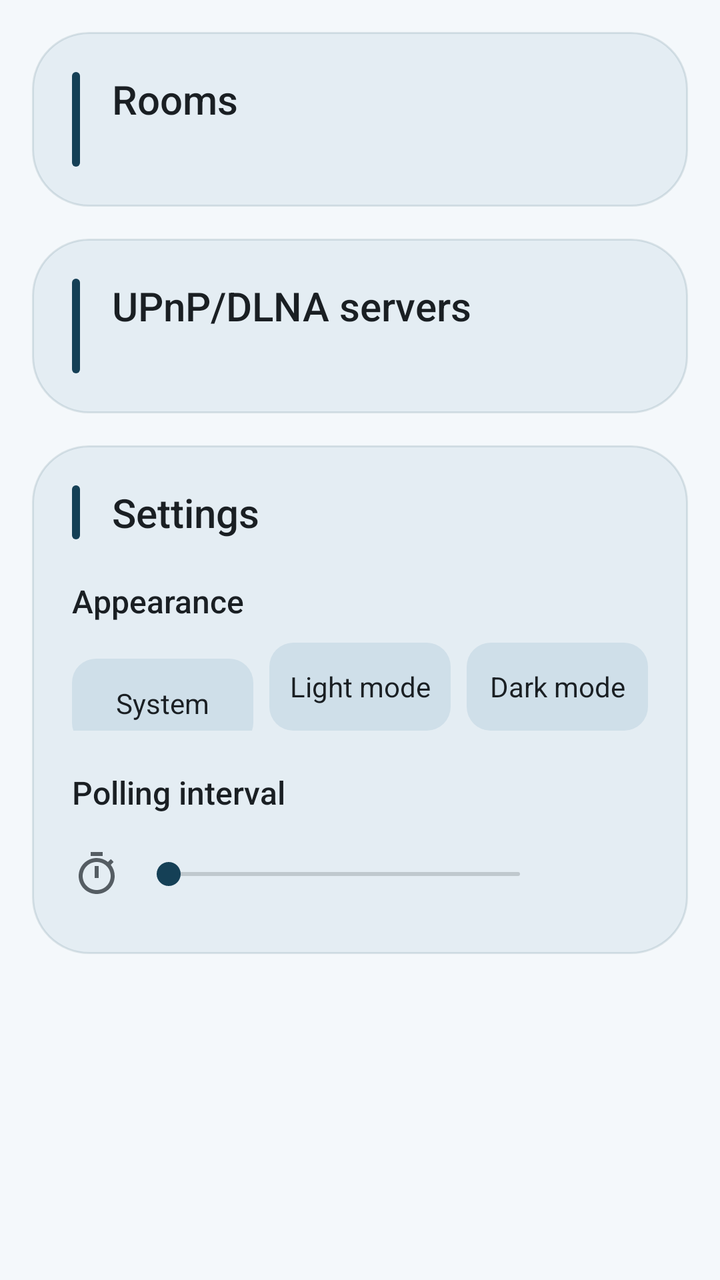
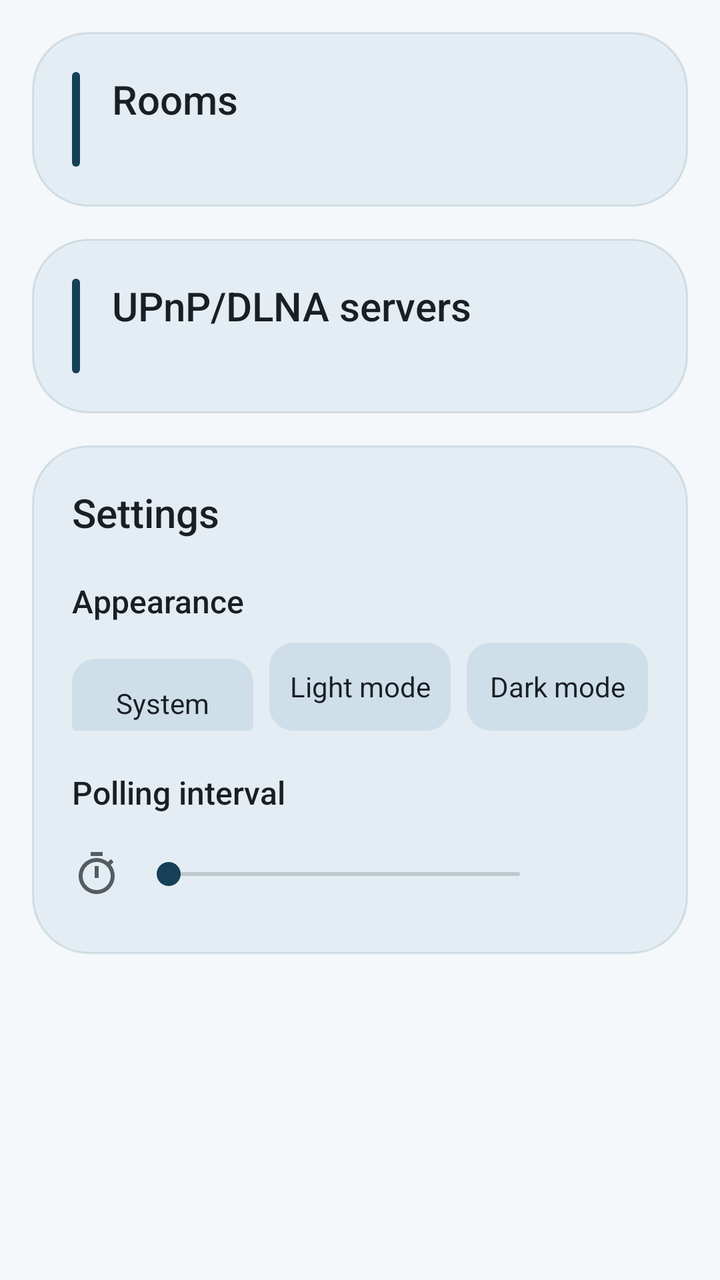

Two renders of the same Android screen: before a commit and after it. Below are the layout's source before the change and the commit's diff.
<!-- AndroidManifest.xml: application theme Theme.UpnpCast -->
<!-- res/layout/activity_main.xml -->
<?xml version="1.0" encoding="utf-8"?>
<LinearLayout xmlns:android="http://schemas.android.com/apk/res/android"
    android:layout_width="match_parent"
    android:layout_height="match_parent"
    android:fitsSystemWindows="true"
    android:orientation="vertical">

    <ScrollView
        android:layout_width="match_parent"
        android:layout_height="0dp"
        android:layout_weight="1"
        android:fillViewport="true">

    <LinearLayout
        android:layout_width="match_parent"
        android:layout_height="wrap_content"
        android:orientation="vertical"
        android:padding="16dp">

        
        <LinearLayout style="@style/Card">

            <LinearLayout
                android:layout_width="match_parent"
                android:layout_height="wrap_content"
                android:orientation="horizontal">

                <View
                    android:layout_width="4dp"
                    android:layout_height="match_parent"
                    android:background="@drawable/bar" />

                <LinearLayout
                    android:layout_width="match_parent"
                    android:layout_height="wrap_content"
                    android:layout_marginStart="16dp"
                    android:orientation="vertical">

                    <TextView
                        style="@style/Title"
                        android:text="@string/rooms" />

                    <TextView
                        android:id="@+id/rooms_summary"
                        style="@style/Summary" />
                </LinearLayout>
            </LinearLayout>

            
            <LinearLayout
                android:id="@+id/rooms"
                android:layout_width="match_parent"
                android:layout_height="wrap_content"
                android:layout_marginTop="8dp"
                android:orientation="vertical"
                android:visibility="gone" />

            <TextView
                android:id="@+id/allow"
                style="@style/Button"
                android:layout_marginTop="20dp"
                android:text="@string/allow_lan"
                android:visibility="gone" />
        </LinearLayout>

        
        <LinearLayout
            style="@style/Card"
            android:layout_marginTop="16dp">

            <LinearLayout
                android:layout_width="match_parent"
                android:layout_height="wrap_content"
                android:orientation="horizontal">

                <View
                    android:layout_width="4dp"
                    android:layout_height="match_parent"
                    android:background="@drawable/bar" />

                <LinearLayout
                    android:layout_width="match_parent"
                    android:layout_height="wrap_content"
                    android:layout_marginStart="16dp"
                    android:orientation="vertical">

                    <TextView
                        style="@style/Title"
                        android:text="@string/servers" />

                    <TextView
                        android:id="@+id/servers_summary"
                        style="@style/Summary" />
                </LinearLayout>
            </LinearLayout>

            <LinearLayout
                android:id="@+id/servers"
                android:layout_width="match_parent"
                android:layout_height="wrap_content"
                android:layout_marginTop="8dp"
                android:orientation="vertical"
                android:visibility="gone" />
        </LinearLayout>

        
        <LinearLayout
            style="@style/Card"
            android:layout_marginTop="16dp">

            <LinearLayout
                android:layout_width="match_parent"
                android:layout_height="wrap_content"
                android:orientation="horizontal">

                <View
                    android:layout_width="4dp"
                    android:layout_height="match_parent"
                    android:background="@drawable/bar" />

                <TextView
                    style="@style/Title"
                    android:layout_marginStart="16dp"
                    android:text="@string/settings" />
            </LinearLayout>

            <TextView
                style="@style/Label"
                android:layout_marginTop="20dp"
                android:text="@string/appearance" />

            <LinearLayout
                android:layout_width="match_parent"
                android:layout_height="wrap_content"
                android:layout_marginTop="10dp"
                android:orientation="horizontal">

                <TextView
                    android:id="@+id/appearance_system"
                    style="@style/Segment"
                    android:text="@string/system_default" />

                <TextView
                    android:id="@+id/appearance_light"
                    style="@style/Segment"
                    android:layout_marginHorizontal="8dp"
                    android:text="@string/light_mode" />

                <TextView
                    android:id="@+id/appearance_dark"
                    style="@style/Segment"
                    android:text="@string/dark_mode" />
            </LinearLayout>

            <TextView
                style="@style/Label"
                android:layout_marginTop="20dp"
                android:text="@string/polling" />

            
            <LinearLayout
                android:layout_width="match_parent"
                android:layout_height="wrap_content"
                android:layout_marginHorizontal="-4dp"
                android:layout_marginTop="10dp"
                android:gravity="center_vertical"
                android:orientation="horizontal">

                <ImageView
                    android:layout_width="40dp"
                    android:layout_height="40dp"
                    android:layout_marginStart="-8dp"
                    android:importantForAccessibility="no"
                    android:padding="8dp"
                    android:src="@drawable/ic_timer" />

                
                <SeekBar
                    android:id="@+id/poll"
                    android:layout_width="0dp"
                    android:layout_height="wrap_content"
                    android:layout_weight="1"
                    android:contentDescription="@string/polling"
                    android:max="9"
                    android:progressBackgroundTint="@color/text2"
                    android:progressTint="@color/accent"
                    android:thumbTint="@color/accent" />

                <TextView
                    android:id="@+id/poll_value"
                    android:layout_width="48dp"
                    android:layout_height="wrap_content"
                    android:gravity="center"
                    android:textColor="@color/text2"
                    android:textSize="15sp" />
            </LinearLayout>
        </LinearLayout>

        
        <View
            android:layout_width="match_parent"
            android:layout_height="0dp"
            android:layout_weight="1" />

        <TextView
            android:id="@+id/copyright"
            android:layout_width="match_parent"
            android:layout_height="wrap_content"
            android:layout_marginTop="16dp"
            android:gravity="center_horizontal"
            android:textColor="@color/text2"
            android:textSize="15sp" />
    </LinearLayout>
    </ScrollView>

    <include layout="@layout/player" />
</LinearLayout>
<!-- res/layout/player.xml (included above) -->
<?xml version="1.0" encoding="utf-8"?>
<LinearLayout xmlns:android="http://schemas.android.com/apk/res/android"
    android:id="@+id/player"
    style="@style/Card"
    android:layout_marginHorizontal="16dp"
    android:layout_marginBottom="16dp"
    android:paddingHorizontal="16dp"
    android:paddingVertical="14dp"
    android:visibility="gone">

    <LinearLayout
        android:layout_width="match_parent"
        android:layout_height="wrap_content"
        android:gravity="center_vertical"
        android:orientation="horizontal">

        <ImageView
            android:id="@+id/player_art"
            android:layout_width="48dp"
            android:layout_height="48dp"
            android:background="@drawable/tile"
            android:clipToOutline="true"
            android:importantForAccessibility="no"
            android:scaleType="centerCrop" />

        <LinearLayout
            android:layout_width="0dp"
            android:layout_height="wrap_content"
            android:layout_marginHorizontal="16dp"
            android:layout_weight="1"
            android:orientation="vertical">

            <TextView
                android:id="@+id/player_title"
                android:layout_width="match_parent"
                android:layout_height="wrap_content"
                android:ellipsize="end"
                android:fontFamily="sans-serif-medium"
                android:maxLines="1"
                android:textColor="@color/text"
                android:textSize="17sp" />

            <TextView
                android:id="@+id/player_meta"
                android:layout_width="match_parent"
                android:layout_height="wrap_content"
                android:ellipsize="end"
                android:maxLines="1"
                android:textColor="@color/text2"
                android:textSize="14sp" />
        </LinearLayout>

        <ImageView
            android:id="@+id/player_toggle"
            android:layout_width="48dp"
            android:layout_height="48dp"
            android:background="@drawable/circle"
            android:clickable="true"
            android:contentDescription="@string/play"
            android:focusable="true"
            android:padding="12dp"
            android:src="@drawable/ic_play" />
    </LinearLayout>

    <LinearLayout
        android:layout_width="match_parent"
        android:layout_height="wrap_content"
        android:layout_marginTop="10dp"
        android:gravity="center_vertical"
        android:orientation="horizontal">

        <ImageView
            android:id="@+id/player_mute"
            android:layout_width="40dp"
            android:layout_height="40dp"
            android:layout_marginStart="-8dp"
            android:background="?android:attr/selectableItemBackgroundBorderless"
            android:contentDescription="@string/mute"
            android:padding="8dp"
            android:src="@drawable/ic_volume" />

        <SeekBar
            android:id="@+id/player_volume"
            android:layout_width="0dp"
            android:layout_height="wrap_content"
            android:layout_weight="1"
            android:contentDescription="@string/volume"
            android:max="100"
            android:progressBackgroundTint="@color/text2"
            android:progressTint="@color/accent"
            android:thumbTint="@color/accent" />

        
        <TextView
            android:id="@+id/player_level"
            android:layout_width="48dp"
            android:layout_height="wrap_content"
            android:gravity="center"
            android:textColor="@color/text2"
            android:textSize="15sp" />
    </LinearLayout>
</LinearLayout>
<!-- resources referenced by this layout -->
<resources>
  <color name="accent">#FF154056</color>
  <color name="text">#FF1A1F23</color>
  <color name="text2">#FF555D63</color>
  <!-- drawable bar (drawable) -->
  <shape xmlns:android="http://schemas.android.com/apk/res/android"
      android:shape="rectangle">
      <solid android:color="@color/accent" />
      <corners android:radius="2dp" />
  </shape>
  <!-- drawable circle (drawable) -->
  <ripple xmlns:android="http://schemas.android.com/apk/res/android"
      android:color="@color/ripple">
      <item>
          <shape android:shape="oval">
              <solid android:color="@color/accent" />
          </shape>
      </item>
  </ripple>
  <!-- drawable tile (drawable) -->
  <shape xmlns:android="http://schemas.android.com/apk/res/android"
      android:shape="rectangle">
      <solid android:color="@color/divider" />
      <corners android:radius="8dp" />
  </shape>
  <string name="allow_lan">Allow local network access</string>
  <string name="appearance">Appearance</string>
  <string name="dark_mode">Dark mode</string>
  <string name="light_mode">Light mode</string>
  <string name="mute">Mute</string>
  <string name="play">Play</string>
  <string name="polling">Polling interval</string>
  <string name="rooms">Rooms</string>
  <string name="servers">UPnP/DLNA servers</string>
  <string name="settings">Settings</string>
  <string name="system_default">System default</string>
  <string name="volume">Volume</string>
  <style name="Card">
          <item name="android:layout_width">match_parent</item>
          <item name="android:layout_height">wrap_content</item>
          <item name="android:background">@drawable/card</item>
          <item name="android:orientation">vertical</item>
          <item name="android:padding">20dp</item>
      </style>
  <style name="Summary">
          <item name="android:layout_width">wrap_content</item>
          <item name="android:layout_height">wrap_content</item>
          <item name="android:textColor">@color/text2</item>
          <item name="android:textSize">15sp</item>
      </style>
  <style name="Theme.UpnpCast" parent="@android:style/Theme.DeviceDefault.DayNight">
          <item name="android:windowActionBar">false</item>
          <item name="android:windowNoTitle">true</item>
          <item name="android:windowBackground">@color/bg</item>
          <item name="android:colorBackground">@color/bg</item>
          <item name="android:colorAccent">@color/accent</item>
          <item name="android:textColorPrimary">@color/text</item>
          <item name="android:textColorSecondary">@color/text2</item>
          <item name="android:windowLightStatusBar">@bool/light_bars</item>
          <item name="android:windowLightNavigationBar">@bool/light_bars</item>
      </style>
  <color name="ripple">#33FFFFFF</color>
  <color name="on_accent">#FFFFFFFF</color>
  <color name="divider">#1F154056</color>
  <!-- drawable button (drawable) -->
  <ripple xmlns:android="http://schemas.android.com/apk/res/android"
      android:color="@color/ripple">
      <item>
          <shape android:shape="rectangle">
              <solid android:color="@color/accent" />
              <corners android:radius="16dp" />
          </shape>
      </item>
  </ripple>
  <!-- drawable card (drawable) -->
  <shape xmlns:android="http://schemas.android.com/apk/res/android"
      android:shape="rectangle">
      <solid android:color="@color/card" />
      <stroke
          android:width="1dp"
          android:color="@color/divider" />
      <corners android:radius="28dp" />
  </shape>
  <!-- drawable segment (drawable) -->
  <shape xmlns:android="http://schemas.android.com/apk/res/android"
      android:shape="rectangle">
      <solid android:color="@color/panel" />
      <corners android:radius="12dp" />
  </shape>
  <color name="bg">#FFF4F8FB</color>
  <color name="card">#FFE4EDF3</color>
  <color name="panel">#FFCFDFE9</color>
  <!-- unchanged entries left out for length: 7 -->
</resources>

<!-- the commit's change to res/layout/activity_main.xml (unified diff, before → after) -->
@@ -108,21 +108,10 @@
             style="@style/Card"
             android:layout_marginTop="16dp">
 
-            <LinearLayout
-                android:layout_width="match_parent"
-                android:layout_height="wrap_content"
-                android:orientation="horizontal">
-
-                <View
-                    android:layout_width="4dp"
-                    android:layout_height="match_parent"
-                    android:background="@drawable/bar" />
-
-                <TextView
-                    style="@style/Title"
-                    android:layout_marginStart="16dp"
-                    android:text="@string/settings" />
-            </LinearLayout>
+            
+            <TextView
+                style="@style/Title"
+                android:text="@string/settings" />
 
             <TextView
                 style="@style/Label"
<!-- resource entries referenced after the edit -->
@@ -59,6 +59,9 @@
           <item name="android:textColorSecondary">@color/text2</item>
           <item name="android:windowLightStatusBar">@bool/light_bars</item>
           <item name="android:windowLightNavigationBar">@bool/light_bars</item>
+          
+          <item name="android:statusBarColor">@color/bg</item>
+          <item name="android:navigationBarColor">@color/bg</item>
       </style>
   <color name="ripple">#33FFFFFF</color>
   <color name="on_accent">#FFFFFFFF</color>
